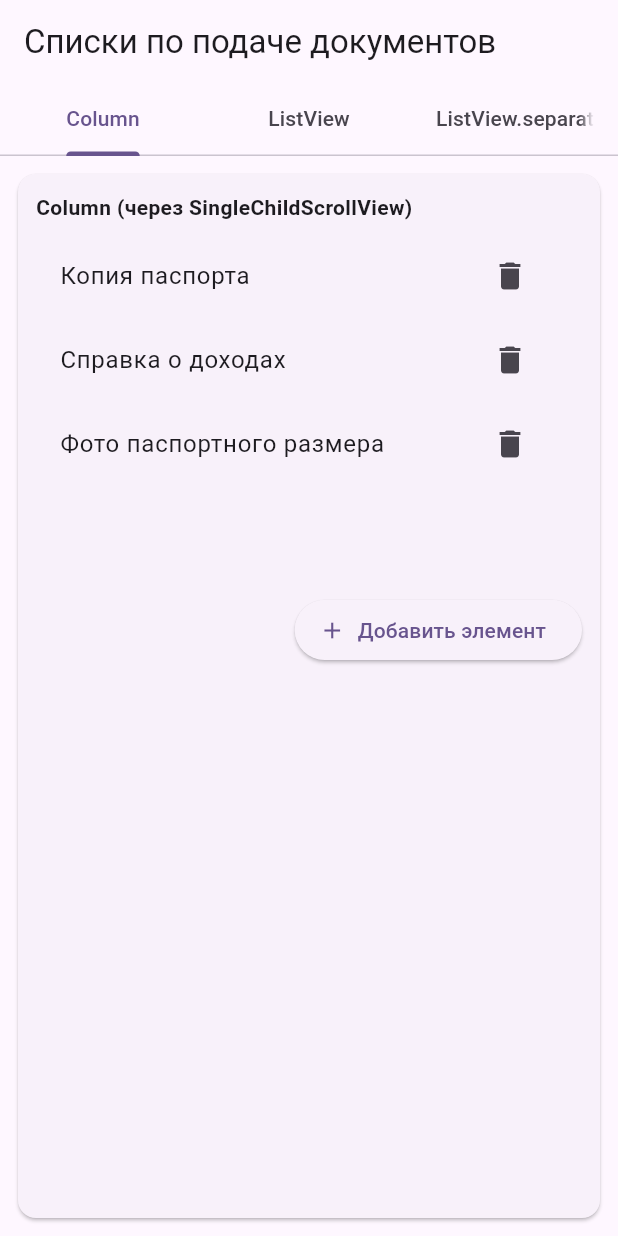
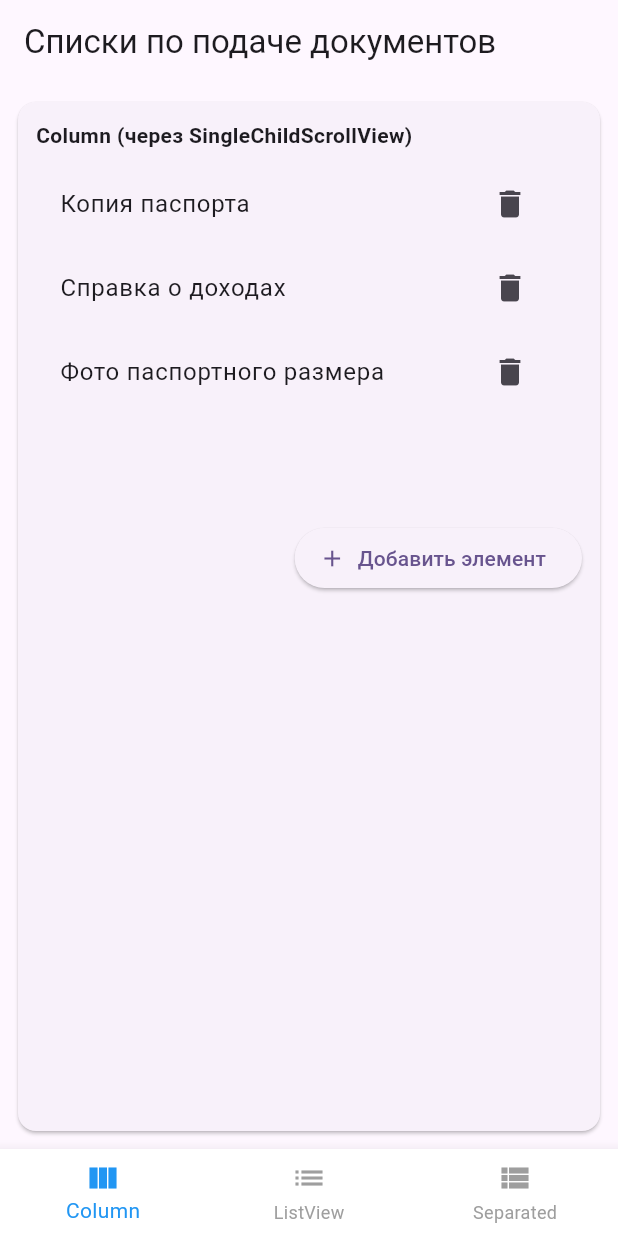
Before and after one commit to Werneser/flutter4, a Flutter app: the screen it shows after launch, after a tap on the "delete" icon, on a phone screen of 412 x 824 dp. Run offline on Flutter 3.47's test engine with Material 3 defaults, Android fonts, the light colour scheme and no system bars.

Commit message:
Обновление MainScreen

```diff
--- a/lib/Screens/MainScreen.dart
+++ b/lib/Screens/MainScreen.dart
@@ -2,7 +2,6 @@ import 'package:flutter/material.dart';
 import 'ScreenColumn.dart';
 import 'ScreenListView.dart';
 import 'ScreenListViewSeparated.dart';
-
 
 void main() {
   runApp(const MyApp());
@@ -28,19 +27,20 @@ class MainScreen extends StatefulWidget {
   _MainScreenState createState() => _MainScreenState();
 }
 
-class _MainScreenState extends State<MainScreen> with TickerProviderStateMixin {
-  late final TabController _tabController;
+class _MainScreenState extends State<MainScreen> {
+  int _currentIndex = 0;
 
-  @override
-  void initState() {
-    super.initState();
-    _tabController = TabController(length: 3, vsync: this);
-  }
+  // Секции экрана: Column, ListView, ListView.separated
+  final List<Widget> _screens = const [
+    ScreenColumn(),
+    ScreenListView(),
+    ScreenListViewSeparated(),
+  ];
 
-  @override
-  void dispose() {
-    _tabController.dispose();
-    super.dispose();
+  void _onItemTapped(int index) {
+    setState(() {
+      _currentIndex = index;
+    });
   }
 
   @override
@@ -48,21 +48,34 @@ class _MainScreenState extends State<MainScreen> with TickerProviderStateMixin {
     return Scaffold(
       appBar: AppBar(
         title: const Text('Списки по подаче документов'),
-        bottom: TabBar(
-          controller: _tabController,
-          tabs: const [
-            Tab(text: 'Column'),
-            Tab(text: 'ListView'),
-            Tab(text: 'ListView.separated'),
-          ],
-        ),
       ),
-      body: TabBarView(
-        controller: _tabController,
-        children: const [
-          ScreenColumn(),
-          ScreenListView(),
-          ScreenListViewSeparated(),
+      body: IndexedStack(
+        index: _currentIndex,
+        children: _screens,
+      ),
+      bottomNavigationBar: BottomNavigationBar(
+        currentIndex: _currentIndex,
+        onTap: _onItemTapped,
+        type: BottomNavigationBarType.fixed, // можно менять на shifting
+        backgroundColor: Colors.white,
+        selectedItemColor: Colors.blue,
+        unselectedItemColor: Colors.grey,
+        items: const [
+          BottomNavigationBarItem(
+            icon: Icon(Icons.view_column),
+            activeIcon: Icon(Icons.view_column),
+            label: 'Column',
+          ),
+          BottomNavigationBarItem(
+            icon: Icon(Icons.list),
+            activeIcon: Icon(Icons.list),
+            label: 'ListView',
+          ),
+          BottomNavigationBarItem(
+            icon: Icon(Icons.view_list),
+            activeIcon: Icon(Icons.view_list),
+            label: 'Separated',
+          ),
         ],
       ),
     );
--- a/lib/main.dart
+++ b/lib/main.dart
@@ -12,7 +12,6 @@ class MyApp extends StatelessWidget {
   @override
   Widget build(BuildContext context) {
     return MaterialApp(
-      title: 'Flutter Demo',
       theme: ThemeData(
         colorScheme: ColorScheme.fromSeed(seedColor: Colors.deepPurple),
       ),
```
